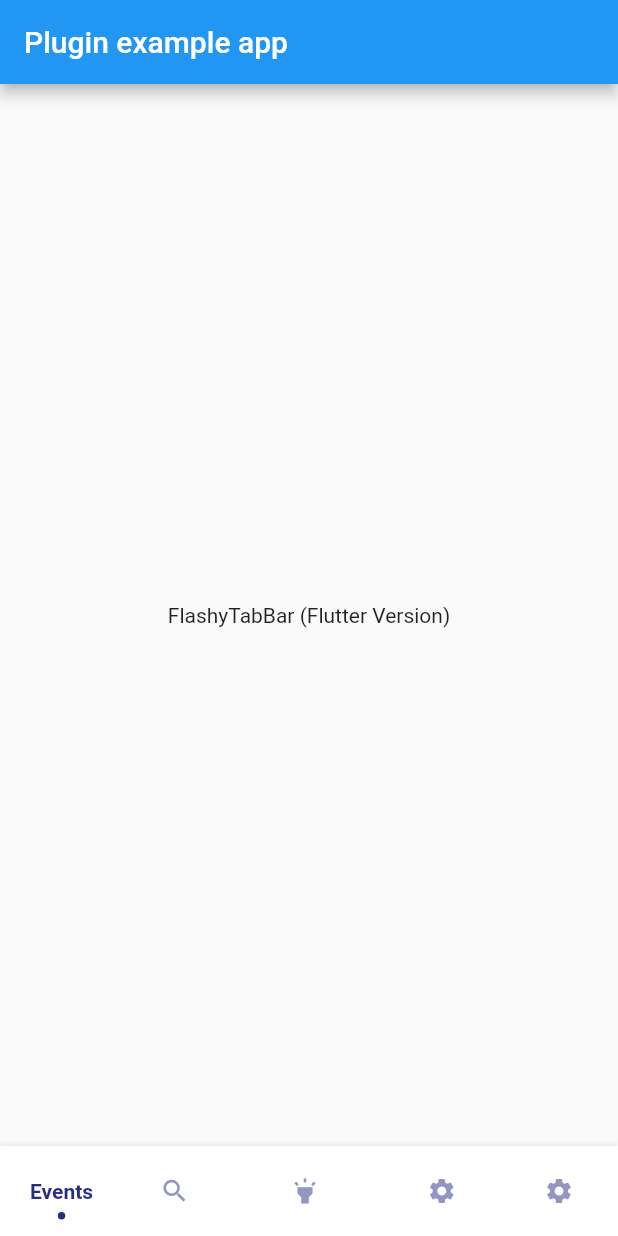
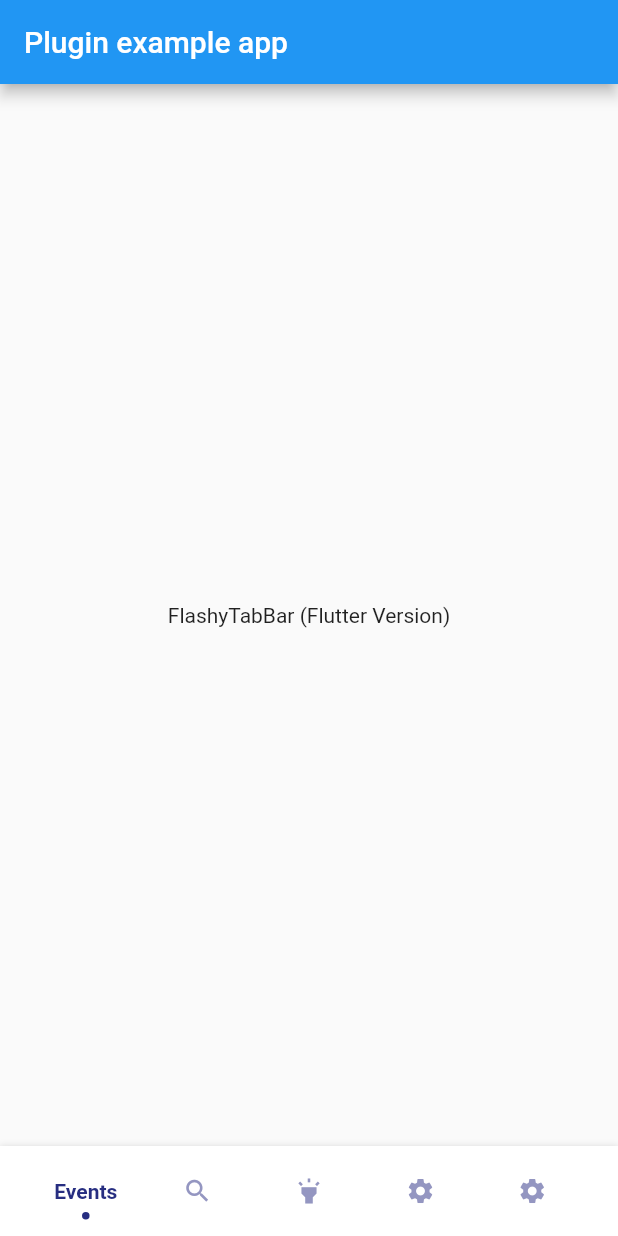
Before and after one commit to leesnhyun/flashy_tab_bar, a Flutter app: the screen it shows after launch, on a phone screen of 412 x 824 dp. Run offline on Flutter 3.47's test engine with Material 2 defaults, Android fonts, the light colour scheme and no system bars.

Commit message:
set expanded() onto _FlashTabBarItem
This change helps the tab buttons take up equal space when one text is longer than the other and so forth.

```diff
--- a/lib/flashy_tab_bar.dart
+++ b/lib/flashy_tab_bar.dart
@@ -59,7 +59,7 @@ class FlashyTabBar extends StatelessWidget {
             mainAxisAlignment: MainAxisAlignment.spaceBetween,
             children: items.map((item) {
               var index = items.indexOf(item);
-              return GestureDetector(
+              return Expanded(child: GestureDetector(
                   onTap: () => onItemSelected(index),
                   child: _FlashTabBarItem(
                     item: item,
@@ -69,6 +69,7 @@ class FlashyTabBar extends StatelessWidget {
                     backgroundColor: bg,
                     animationDuration: animationDuration,
                     animationCurve: animationCurve,
+                  ),
                 ),
               );
             }).toList(),
```
Lines whose indentation alone changed are shown as unchanged.
